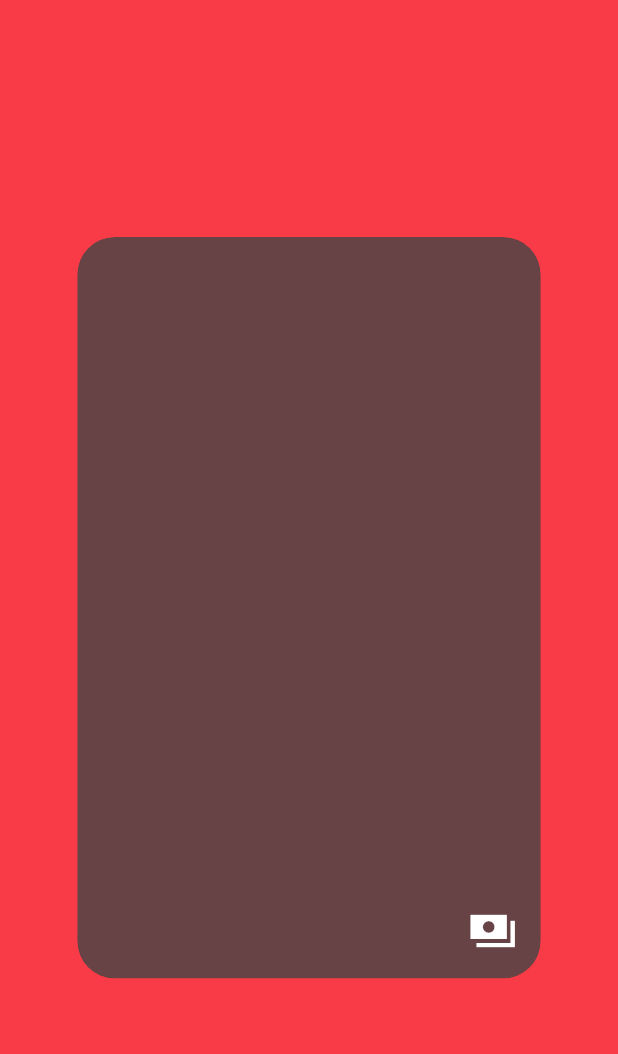
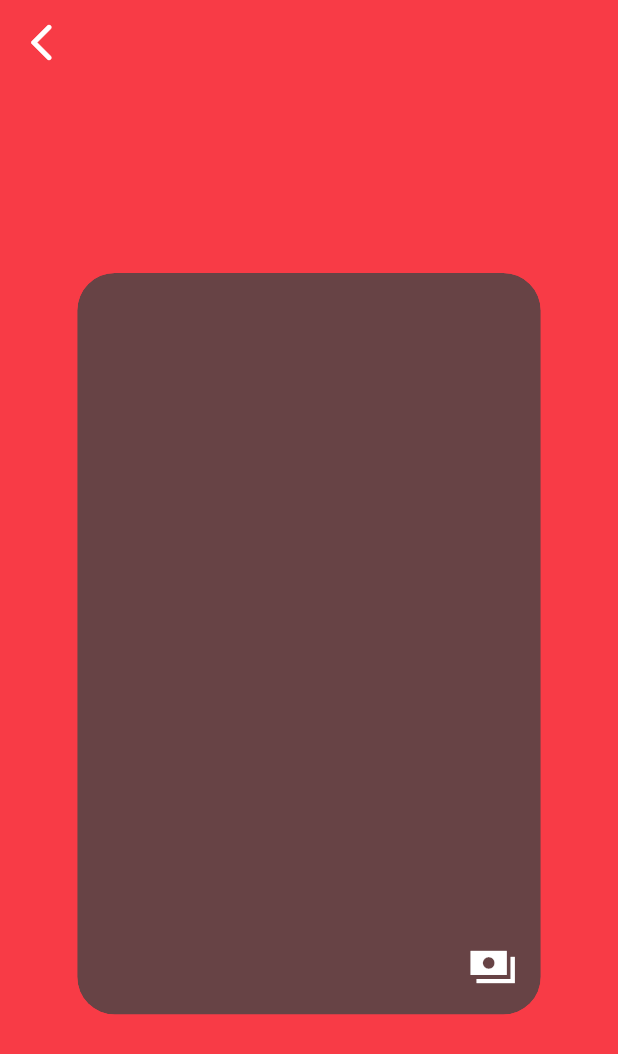
Before and after one commit to BasilAssi/Neo-Cash, a Flutter app: the CardDetailsWidget screen opened by its route, on a phone screen of 412 x 824 dp. Shown: the top 1054 px of the screen. Run offline on Flutter 3.47's test engine with Material 3 defaults, Android fonts, the phone set to English and light mode, and no system bars; drawn by our look-alikes of flip_card; our stand-ins replace auto_size_text, expandable, flutter_animate, font_awesome_flutter, from_css_color, go_router and 7 more; missing offline and left inert: json_path; accounts and stored records are empty.

Commit message:
Updating to latest FlutterFlow output.

```diff
--- a/lib/pages/card_details/card_details_widget.dart
+++ b/lib/pages/card_details/card_details_widget.dart
@@ -41,6 +41,27 @@ class _CardDetailsWidgetState extends State<CardDetailsWidget> {
       child: Scaffold(
         key: scaffoldKey,
         backgroundColor: FlutterFlowTheme.of(context).primary,
+        appBar: AppBar(
+          backgroundColor: FlutterFlowTheme.of(context).primary,
+          automaticallyImplyLeading: false,
+          leading: FlutterFlowIconButton(
+            borderColor: Colors.transparent,
+            borderRadius: 30.0,
+            borderWidth: 1.0,
+            buttonSize: 60.0,
+            icon: const Icon(
+              Icons.arrow_back_ios_rounded,
+              color: Colors.white,
+              size: 30.0,
+            ),
+            onPressed: () async {
+              context.pop();
+            },
+          ),
+          actions: const [],
+          centerTitle: false,
+          elevation: 0.0,
+        ),
         body: SafeArea(
           top: true,
           child: ListView(
@@ -48,9 +69,7 @@ class _CardDetailsWidgetState extends State<CardDetailsWidget> {
             shrinkWrap: true,
             scrollDirection: Axis.vertical,
             children: [
-              Padding(
-                padding: const EdgeInsetsDirectional.fromSTEB(0.0, 32.0, 0.0, 0.0),
-                child: Row(
+              Row(
                 mainAxisSize: MainAxisSize.max,
                 mainAxisAlignment: MainAxisAlignment.center,
                 children: [
@@ -58,12 +77,11 @@ class _CardDetailsWidgetState extends State<CardDetailsWidget> {
                     FFLocalizations.of(context).getText(
                       'a0y0st45' /* الحساب الاساسي  */,
                     ),
-                      style:
-                          FlutterFlowTheme.of(context).headlineMedium.override(
-                                fontFamily: FlutterFlowTheme.of(context)
-                                    .headlineMediumFamily,
-                                color: FlutterFlowTheme.of(context)
-                                    .secondaryBackground,
+                    style: FlutterFlowTheme.of(context).headlineMedium.override(
+                          fontFamily:
+                              FlutterFlowTheme.of(context).headlineMediumFamily,
+                          color:
+                              FlutterFlowTheme.of(context).secondaryBackground,
                           letterSpacing: 0.0,
                           useGoogleFonts: GoogleFonts.asMap().containsKey(
                               FlutterFlowTheme.of(context)
@@ -71,7 +89,6 @@ class _CardDetailsWidgetState extends State<CardDetailsWidget> {
                         ),
                   ),
                 ],
-                ),
               ),
               Padding(
                 padding: const EdgeInsetsDirectional.fromSTEB(0.0, 8.0, 0.0, 0.0),
```
Also changed, not shown: 1 other file. Lines whose indentation alone changed are shown as unchanged.
